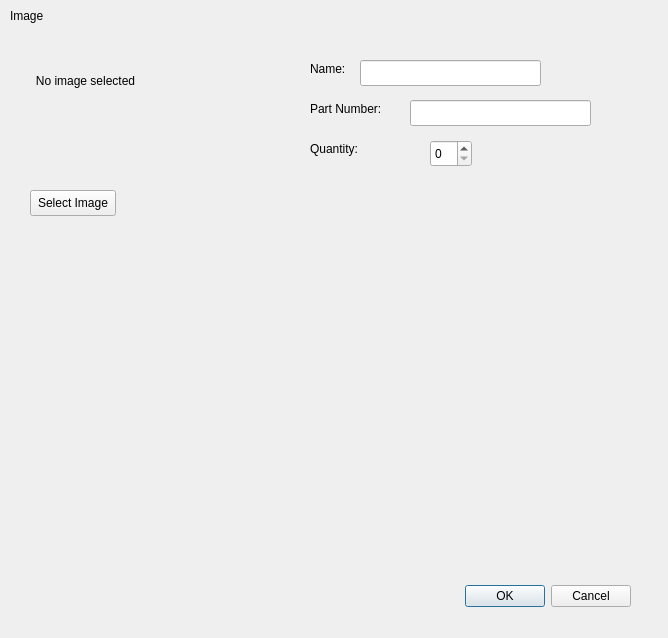
First picture: the form in app/layout/AddItemDialog.ui, repository saul-escobedo/Electronics_Inventory, before the edit.
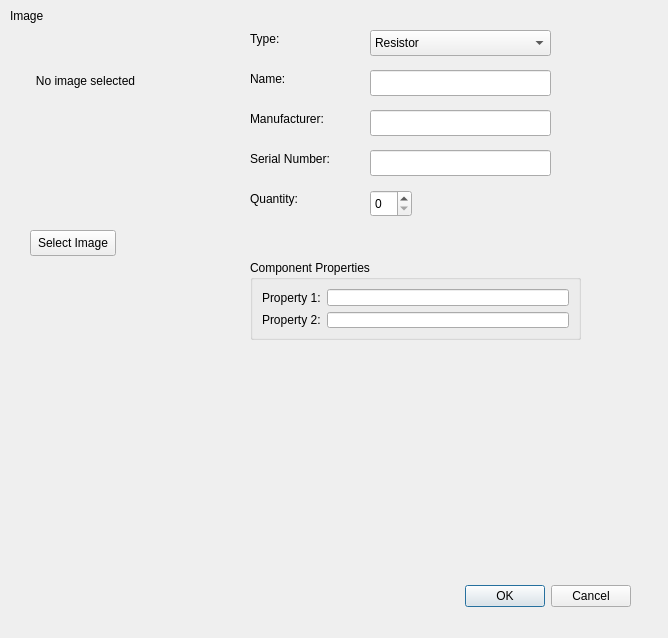
Second picture: the form after the edit.

```diff
--- a/app/layout/AddItemDialog.ui
+++ b/app/layout/AddItemDialog.ui
@@ -26,11 +26,69 @@
     <set>QDialogButtonBox::StandardButton::Cancel|QDialogButtonBox::StandardButton::Ok</set>
    </property>
   </widget>
+  <widget class="QLabel" name="componentTypeLabel">
+   <property name="geometry">
+    <rect>
+     <x>250</x>
+     <y>30</y>
+     <width>91</width>
+     <height>18</height>
+    </rect>
+   </property>
+   <property name="text">
+    <string>Type:</string>
+   </property>
+  </widget>
+  <widget class="QComboBox" name="componentType">
+   <property name="geometry">
+    <rect>
+     <x>370</x>
+     <y>30</y>
+     <width>181</width>
+     <height>26</height>
+    </rect>
+   </property>
+   <item>
+    <property name="text">
+     <string>Resistor</string>
+    </property>
+   </item>
+   <item>
+    <property name="text">
+     <string>Capacitor</string>
+    </property>
+   </item>
+   <item>
+    <property name="text">
+     <string>Inductor</string>
+    </property>
+   </item>
+   <item>
+    <property name="text">
+     <string>Diode</string>
+    </property>
+   </item>
+   <item>
+    <property name="text">
+     <string>BJ Transistor</string>
+    </property>
+   </item>
+   <item>
+    <property name="text">
+     <string>FE Transistor</string>
+    </property>
+   </item>
+   <item>
+    <property name="text">
+     <string>Integrated Circuit</string>
+    </property>
+   </item>
+  </widget>
   <widget class="QLabel" name="Name">
    <property name="geometry">
     <rect>
-     <x>310</x>
-     <y>60</y>
+     <x>250</x>
+     <y>70</y>
      <width>58</width>
      <height>18</height>
     </rect>
@@ -42,8 +100,31 @@
   <widget class="QLineEdit" name="edit_name">
    <property name="geometry">
     <rect>
-     <x>360</x>
-     <y>60</y>
+     <x>370</x>
+     <y>70</y>
+     <width>181</width>
+     <height>26</height>
+    </rect>
+   </property>
+  </widget>
+  <widget class="QLabel" name="Manufacturer">
+   <property name="geometry">
+    <rect>
+     <x>250</x>
+     <y>110</y>
+     <width>101</width>
+     <height>18</height>
+    </rect>
+   </property>
+   <property name="text">
+    <string>Manufacturer:</string>
+   </property>
+  </widget>
+  <widget class="QLineEdit" name="edit_manufacturer">
+   <property name="geometry">
+    <rect>
+     <x>370</x>
+     <y>110</y>
      <width>181</width>
      <height>26</height>
     </rect>
@@ -52,21 +133,21 @@
   <widget class="QLabel" name="Part_Number">
    <property name="geometry">
     <rect>
-     <x>310</x>
-     <y>100</y>
-     <width>91</width>
+     <x>250</x>
+     <y>150</y>
+     <width>111</width>
      <height>18</height>
     </rect>
    </property>
    <property name="text">
-    <string>Part Number:</string>
+    <string>Serial Number:</string>
    </property>
   </widget>
   <widget class="QLineEdit" name="edit_part_num">
    <property name="geometry">
     <rect>
-     <x>410</x>
-     <y>100</y>
+     <x>370</x>
+     <y>150</y>
      <width>181</width>
      <height>26</height>
     </rect>
@@ -75,8 +156,8 @@
   <widget class="QLabel" name="Quantity">
    <property name="geometry">
     <rect>
-     <x>310</x>
-     <y>140</y>
+     <x>250</x>
+     <y>190</y>
      <width>61</width>
      <height>18</height>
     </rect>
@@ -85,6 +166,16 @@
     <string>Quantity: </string>
    </property>
   </widget>
+  <widget class="QSpinBox" name="edit_quantity">
+   <property name="geometry">
+    <rect>
+     <x>370</x>
+     <y>190</y>
+     <width>42</width>
+     <height>27</height>
+    </rect>
+   </property>
+  </widget>
   <widget class="QLabel" name="Image">
    <property name="geometry">
     <rect>
@@ -102,7 +193,7 @@
    <property name="geometry">
     <rect>
      <x>30</x>
-     <y>190</y>
+     <y>230</y>
      <width>86</width>
      <height>26</height>
     </rect>
@@ -127,15 +218,48 @@
     <set>Qt::AlignCenter</set>
    </property>
   </widget>
-  <widget class="QSpinBox" name="edit_quantity">
+  <widget class="QGroupBox" name="componentSpecificGroupBox">
    <property name="geometry">
     <rect>
-     <x>430</x>
-     <y>140</y>
-     <width>42</width>
-     <height>27</height>
+     <x>250</x>
+     <y>260</y>
+     <width>331</width>
+     <height>80</height>
     </rect>
    </property>
+   <property name="title">
+    <string>Component Properties</string>
+   </property>
+   <layout class="QVBoxLayout" name="componentLayout">
+    <item>
+     <layout class="QHBoxLayout" name="property1Layout">
+      <item>
+       <widget class="QLabel" name="Property1_Label">
+        <property name="text">
+         <string>Property 1:</string>
+        </property>
+       </widget>
+      </item>
+      <item>
+       <widget class="QLineEdit" name="edit_property1"/>
+      </item>
+     </layout>
+    </item>
+    <item>
+     <layout class="QHBoxLayout" name="property2Layout">
+      <item>
+       <widget class="QLabel" name="Property2_Label">
+        <property name="text">
+         <string>Property 2:</string>
+        </property>
+       </widget>
+      </item>
+      <item>
+       <widget class="QLineEdit" name="edit_property2"/>
+      </item>
+     </layout>
+    </item>
+   </layout>
   </widget>
  </widget>
  <resources/>
```
